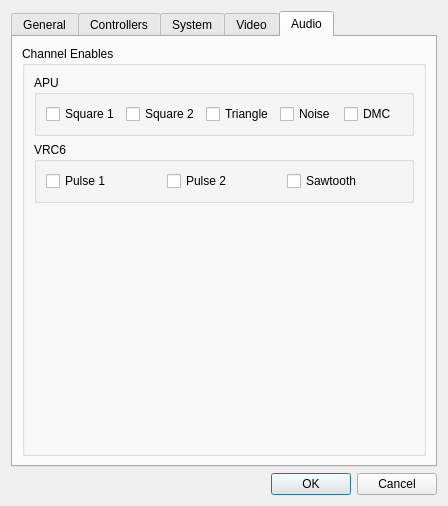
This is apps/nes-emulator/emulator/emulatorprefsdialog.ui in christopherpow/nesicide as Qt 5 draws it before an edit. The edited form follows.
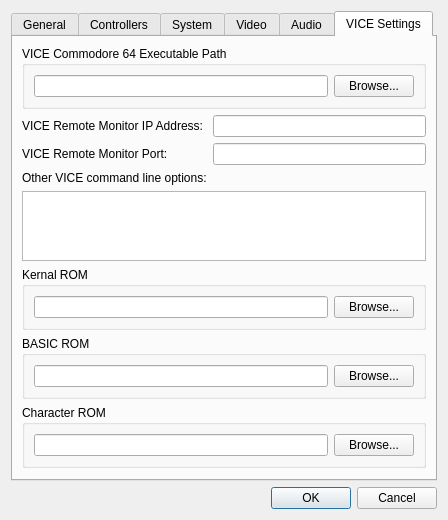
This is the edited form. The open tabs and pages were chosen to show the change. Icons and pictures are not drawn. Custom widgets are drawn as their Qt base class.

What changed in the file:
```diff
--- a/apps/nes-emulator/emulator/emulatorprefsdialog.ui
+++ b/apps/nes-emulator/emulator/emulatorprefsdialog.ui
@@ -1026,19 +1026,6 @@
             </layout>
            </widget>
           </item>
-          <item row="2" column="0">
-           <spacer name="verticalSpacer_6">
-            <property name="orientation">
-             <enum>Qt::Vertical</enum>
-            </property>
-            <property name="sizeHint" stdset="0">
-             <size>
-              <width>20</width>
-              <height>40</height>
-             </size>
-            </property>
-           </spacer>
-          </item>
           <item row="1" column="0">
            <widget class="QGroupBox" name="groupBox_13">
             <property name="title">
@@ -1067,6 +1054,244 @@
               </widget>
              </item>
             </layout>
+           </widget>
+          </item>
+          <item row="2" column="0">
+           <widget class="QGroupBox" name="groupBox_12">
+            <property name="title">
+             <string>Namco 106</string>
+            </property>
+            <layout class="QGridLayout" name="gridLayout_16">
+             <item row="0" column="0">
+              <widget class="QCheckBox" name="wave1N106">
+               <property name="text">
+                <string>Wave 1</string>
+               </property>
+              </widget>
+             </item>
+             <item row="0" column="1">
+              <widget class="QCheckBox" name="wave2N106">
+               <property name="text">
+                <string>Wave 2</string>
+               </property>
+              </widget>
+             </item>
+             <item row="0" column="2">
+              <widget class="QCheckBox" name="wave3N106">
+               <property name="text">
+                <string>Wave 3</string>
+               </property>
+              </widget>
+             </item>
+             <item row="0" column="3">
+              <widget class="QCheckBox" name="wave4N106">
+               <property name="text">
+                <string>Wave 4</string>
+               </property>
+              </widget>
+             </item>
+             <item row="1" column="0">
+              <widget class="QCheckBox" name="wave5N106">
+               <property name="text">
+                <string>Wave 5</string>
+               </property>
+              </widget>
+             </item>
+             <item row="1" column="1">
+              <widget class="QCheckBox" name="wave6N106">
+               <property name="text">
+                <string>Wave 6</string>
+               </property>
+              </widget>
+             </item>
+             <item row="1" column="2">
+              <widget class="QCheckBox" name="wave7N106">
+               <property name="text">
+                <string>Wave 7</string>
+               </property>
+              </widget>
+             </item>
+             <item row="1" column="3">
+              <widget class="QCheckBox" name="wave8N106">
+               <property name="text">
+                <string>Wave 8</string>
+               </property>
+              </widget>
+             </item>
+            </layout>
+           </widget>
+          </item>
+         </layout>
+        </widget>
+       </item>
+       <item row="2" column="0" colspan="2">
+        <spacer name="verticalSpacer_3">
+         <property name="orientation">
+          <enum>Qt::Vertical</enum>
+         </property>
+         <property name="sizeHint" stdset="0">
+          <size>
+           <width>20</width>
+           <height>40</height>
+          </size>
+         </property>
+        </spacer>
+       </item>
+      </layout>
+     </widget>
+     <widget class="QWidget" name="c64vice">
+      <attribute name="title">
+       <string>VICE Settings</string>
+      </attribute>
+      <layout class="QGridLayout" name="gridLayout_14">
+       <item row="1" column="0">
+        <layout class="QFormLayout" name="formLayout_3">
+         <property name="topMargin">
+          <number>0</number>
+         </property>
+         <property name="rightMargin">
+          <number>0</number>
+         </property>
+         <item row="1" column="0">
+          <widget class="QLabel" name="label_31">
+           <property name="text">
+            <string>VICE Remote Monitor Port:</string>
+           </property>
+          </widget>
+         </item>
+         <item row="1" column="1">
+          <widget class="QLineEdit" name="viceC64MonitorPort"/>
+         </item>
+         <item row="2" column="0">
+          <widget class="QLabel" name="label_22">
+           <property name="text">
+            <string>Other VICE command line options:</string>
+           </property>
+          </widget>
+         </item>
+         <item row="4" column="0" colspan="2">
+          <widget class="QTextEdit" name="viceOptions"/>
+         </item>
+         <item row="0" column="0">
+          <widget class="QLabel" name="label_23">
+           <property name="text">
+            <string>VICE Remote Monitor IP Address:</string>
+           </property>
+          </widget>
+         </item>
+         <item row="0" column="1">
+          <widget class="QLineEdit" name="viceC64MonitorIPAddress">
+           <property name="readOnly">
+            <bool>true</bool>
+           </property>
+          </widget>
+         </item>
+        </layout>
+       </item>
+       <item row="0" column="0">
+        <widget class="QGroupBox" name="groupBox_11">
+         <property name="title">
+          <string>VICE Commodore 64 Executable Path</string>
+         </property>
+         <layout class="QHBoxLayout" name="horizontalLayout_9">
+          <item>
+           <widget class="QLineEdit" name="viceC64Executable">
+            <property name="readOnly">
+             <bool>false</bool>
+            </property>
+           </widget>
+          </item>
+          <item>
+           <widget class="QPushButton" name="viceC64Browse">
+            <property name="text">
+             <string>Browse...</string>
+            </property>
+            <property name="icon">
+             <iconset resource="../resource.qrc">
+              <normaloff>:/resources/document-open.png</normaloff>:/resources/document-open.png</iconset>
+            </property>
+           </widget>
+          </item>
+         </layout>
+        </widget>
+       </item>
+       <item row="5" column="0">
+        <spacer name="verticalSpacer_7">
+         <property name="orientation">
+          <enum>Qt::Vertical</enum>
+         </property>
+         <property name="sizeHint" stdset="0">
+          <size>
+           <width>20</width>
+           <height>195</height>
+          </size>
+         </property>
+        </spacer>
+       </item>
+       <item row="2" column="0">
+        <widget class="QGroupBox" name="groupBox_7">
+         <property name="title">
+          <string>Kernal ROM</string>
+         </property>
+         <layout class="QHBoxLayout" name="horizontalLayout_4">
+          <item>
+           <widget class="QLineEdit" name="c64KernalROM"/>
+          </item>
+          <item>
+           <widget class="QPushButton" name="c64KernalROMBrowse">
+            <property name="text">
+             <string>Browse...</string>
+            </property>
+            <property name="icon">
+             <iconset resource="../resource.qrc">
+              <normaloff>:/resources/document-open.png</normaloff>:/resources/document-open.png</iconset>
+            </property>
+           </widget>
+          </item>
+         </layout>
+        </widget>
+       </item>
+       <item row="3" column="0">
+        <widget class="QGroupBox" name="groupBox_8">
+         <property name="title">
+          <string>BASIC ROM</string>
+         </property>
+         <layout class="QHBoxLayout" name="horizontalLayout_5">
+          <item>
+           <widget class="QLineEdit" name="c64BasicROM"/>
+          </item>
+          <item>
+           <widget class="QPushButton" name="c64BasicROMBrowse">
+            <property name="text">
+             <string>Browse...</string>
+            </property>
+            <property name="icon">
+             <iconset resource="../resource.qrc">
+              <normaloff>:/resources/document-open.png</normaloff>:/resources/document-open.png</iconset>
+            </property>
+           </widget>
+          </item>
+         </layout>
+        </widget>
+       </item>
+       <item row="4" column="0">
+        <widget class="QGroupBox" name="groupBox_9">
+         <property name="title">
+          <string>Character ROM</string>
+         </property>
+         <layout class="QHBoxLayout" name="horizontalLayout_6">
+          <item>
+           <widget class="QLineEdit" name="c64CharROM"/>
+          </item>
+          <item>
+           <widget class="QPushButton" name="c64CharROMBrowse">
+            <property name="text">
+             <string>Browse...</string>
+            </property>
+            <property name="icon">
+             <iconset resource="../resource.qrc">
+              <normaloff>:/resources/document-open.png</normaloff>:/resources/document-open.png</iconset>
+            </property>
            </widget>
           </item>
          </layout>
```
Left out of the diff: 6 changed lines with no effect on the pictures.
